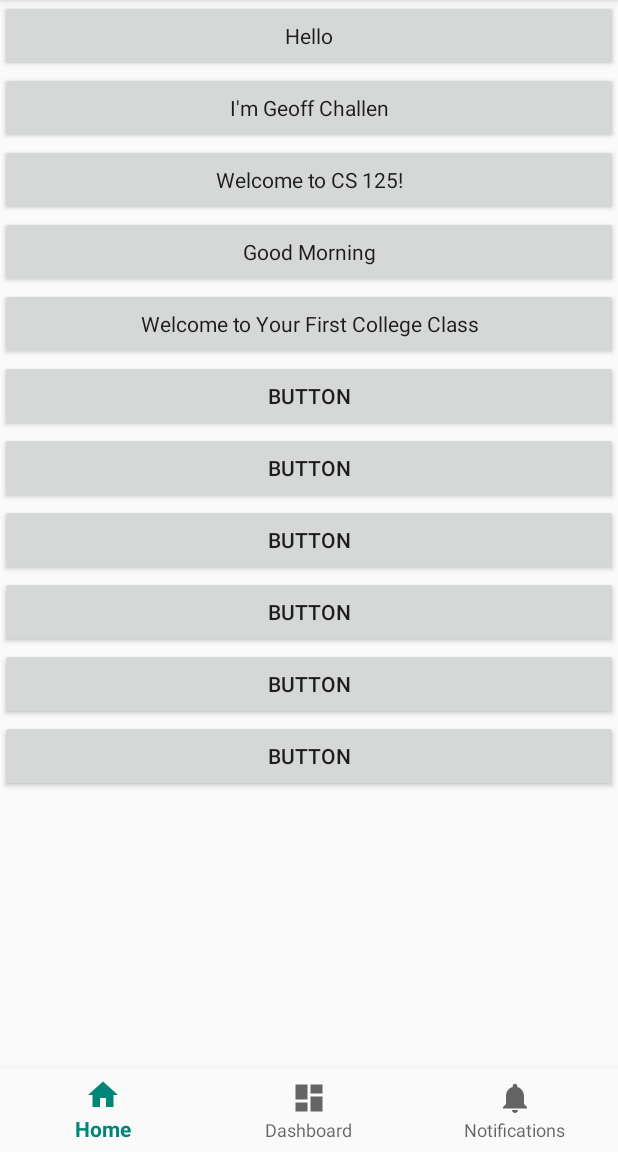
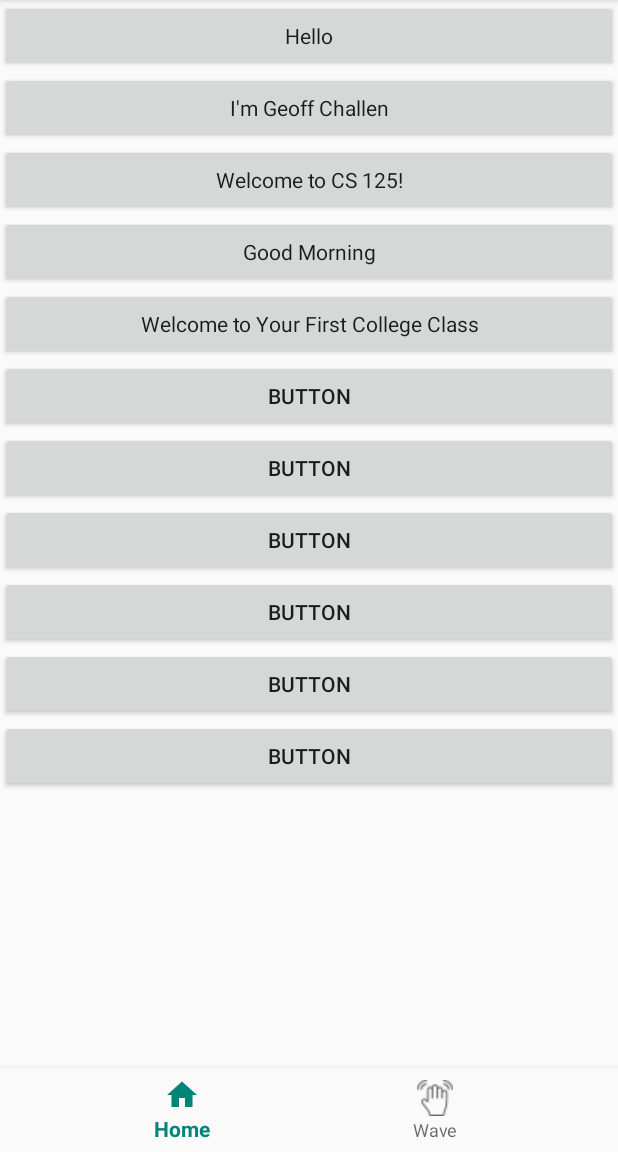
Before and after one commit to ntsmith24/GeoffSoundboard, an Android app: the screen it shows after launch (MainActivity), on a phone screen of 412 x 824 dp, the part 84-1236 px from its top. Run offline under Robolectric (Android 15) with nearby library versions, the phone set to English and light mode, and no system bars.

Commit message:
Added hand wave and reduced navigation bar to two items

```diff
--- a/app/src/main/res/menu/navigation.xml
+++ b/app/src/main/res/menu/navigation.xml
@@ -8,12 +8,7 @@
 
     <item
         android:id="@+id/navigation_dashboard"
-        android:icon="@drawable/ic_dashboard_black_24dp"
-        android:title="@string/title_dashboard" />
-
-    <item
-        android:id="@+id/navigation_notifications"
-        android:icon="@drawable/ic_notifications_black_24dp"
-        android:title="@string/title_notifications" />
+        android:icon="@drawable/wave"
+        android:title="Wave" />
 
 </menu>
```
Also changed, not shown: app/src/main/res/drawable/wave.png (added).
